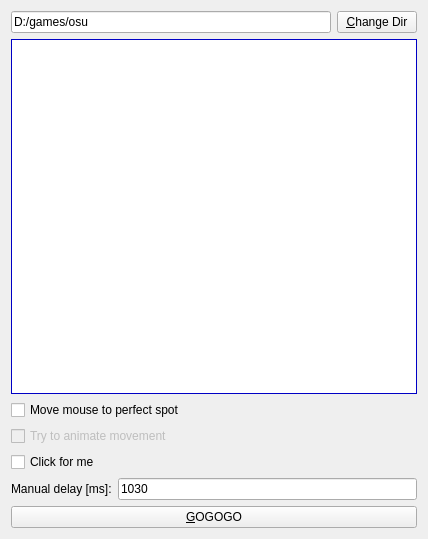
Old version of the form mainwindow.ui in the repository extrem3/osuplayer.
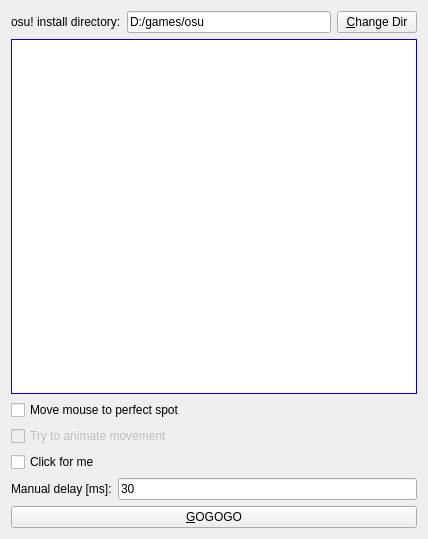
New version of the form.

Patch:
```diff
--- a/mainwindow.ui
+++ b/mainwindow.ui
@@ -25,6 +25,13 @@
      <layout class="QVBoxLayout" name="verticalLayout">
       <item>
        <layout class="QHBoxLayout" name="horizontalLayout_4">
+        <item>
+         <widget class="QLabel" name="lbl_dir">
+          <property name="text">
+           <string>osu! install directory:</string>
+          </property>
+         </widget>
+        </item>
         <item>
          <widget class="QLineEdit" name="lne_dir">
           <property name="text">
@@ -543,7 +550,7 @@
       <item>
        <widget class="QLineEdit" name="lne_delay">
         <property name="text">
-         <string>1030</string>
+         <string>30</string>
         </property>
        </widget>
       </item>
```
